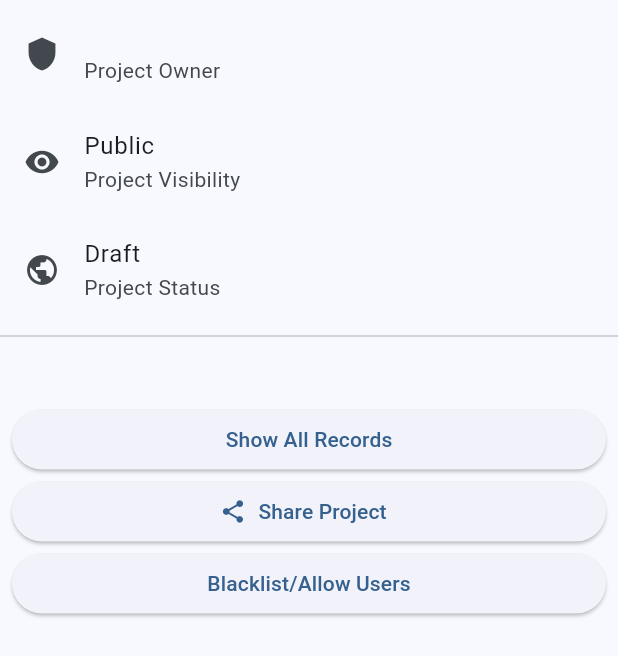
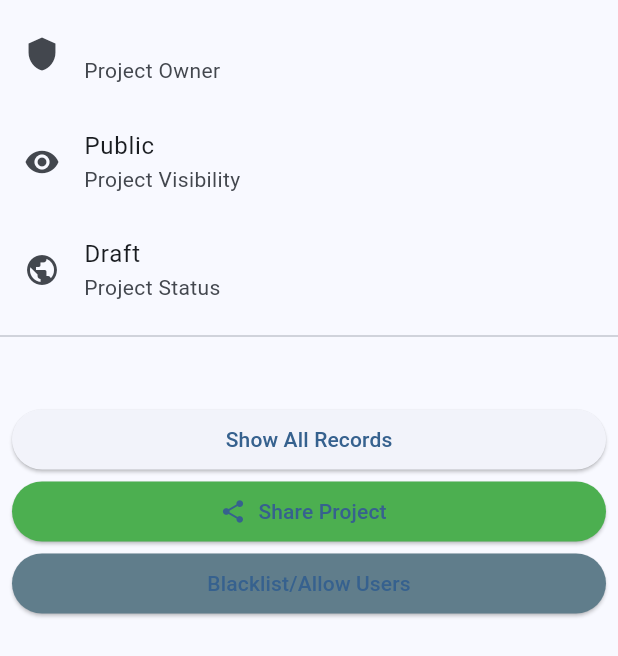
Before and after one commit to kdsuneraavinash/z-collector-app, a Flutter app: the DetailProjectView widget shown alone on an empty page, opened directly with empty values, on a phone screen of 412 x 824 dp. Shown: the top 656 px of the screen. Run offline on Flutter 3.47's test engine with Material 2 defaults, Android fonts, the phone set to English and light mode, and no system bars; our stand-ins replace beamer, cloud_firestore, cross_file, csv, firebase_auth, firebase_core and 8 more; missing offline and left inert: flutter_share, form_builder_file_picker, form_builder_image_picker; accounts and stored records are empty; network calls fail.

Commit message:
Update button colors

```diff
--- a/lib/views/projects/detail_project.dart
+++ b/lib/views/projects/detail_project.dart
@@ -189,7 +189,7 @@ class DetailProjectView extends StatelessWidget {
           ),
         const Divider(),
         Padding(
-          padding: const EdgeInsets.all(8.0),
+          padding: const EdgeInsets.only(bottom: 16, left: 8, right: 8),
           child: Text(project.description),
         ),
         if (isOwner)
@@ -210,6 +210,7 @@ class DetailProjectView extends StatelessWidget {
               label: const Text("Share Project"),
               icon: const Icon(Icons.share),
               onPressed: _showShareDialog,
+              style: ElevatedButton.styleFrom(primary: Colors.green),
             ),
           ),
         if (isOwner)
@@ -217,10 +218,9 @@ class DetailProjectView extends StatelessWidget {
             padding: const EdgeInsets.symmetric(horizontal: 8),
             child: ElevatedButton(
               child: const Text("Blacklist/Allow Users"),
-              onPressed: () {
-                Beamer.of(context)
-                    .beamToNamed('/home/project/$projectId/blacklisted');
-              },
+              onPressed: () => Beamer.of(context)
+                  .beamToNamed('/home/project/$projectId/blacklisted'),
+              style: ElevatedButton.styleFrom(primary: Colors.blueGrey),
             ),
           ),
         const SizedBox(height: 72),
```
